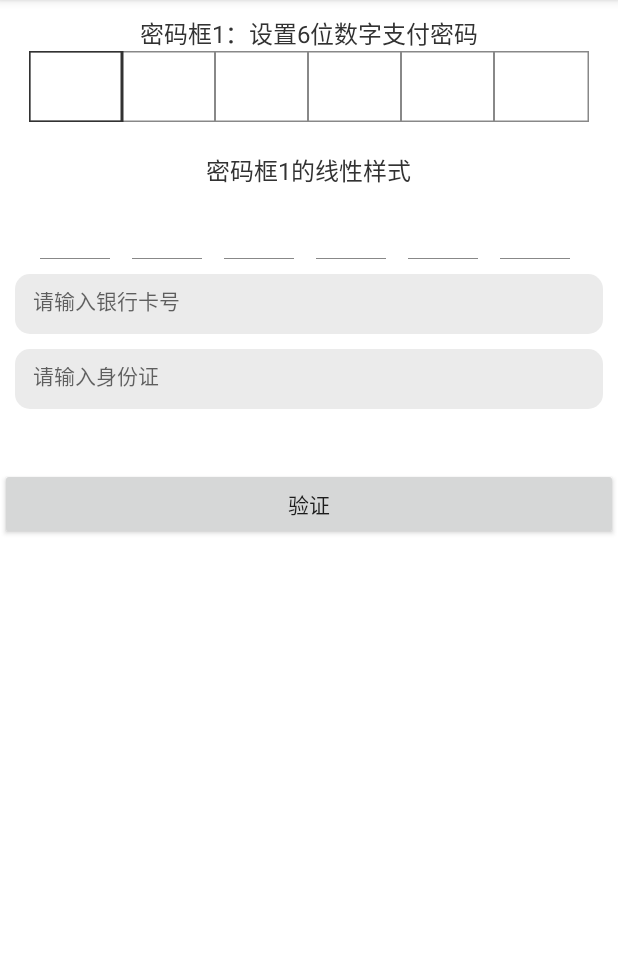
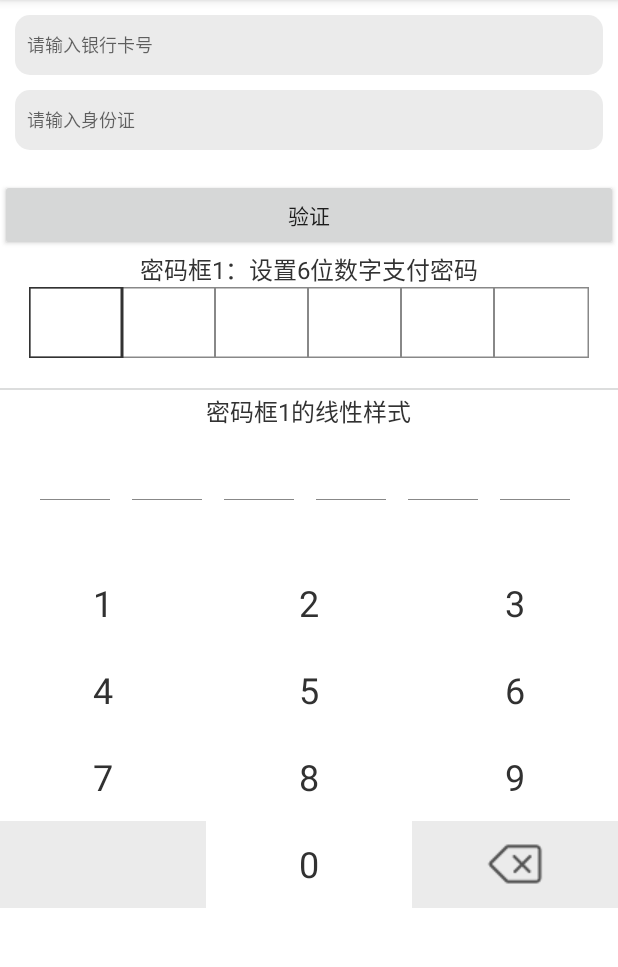
Before and after one commit to ChrisLeeLcx/CpLibrary, an Android app: the EditTextActivity screen opened directly, with no data from a screen before it, on a phone screen of 412 x 824 dp, the part 84-1051 px from its top. Run offline under Robolectric (Android 15) with nearby library versions, the phone set to English and light mode, and no system bars; our stand-ins replace ButterKnife, FlexboxLayout.

Commit message:
EditText总结（自定义键盘）

```diff
--- a/app/src/main/java/com/lee/cplibrary/ui/activity/EditTextActivity.java
+++ b/app/src/main/java/com/lee/cplibrary/ui/activity/EditTextActivity.java
@@ -3,6 +3,7 @@ package com.lee.cplibrary.ui.activity;
 import android.os.Bundle;
 import android.text.Editable;
 import android.text.TextWatcher;
+import android.util.Log;
 import android.view.View;
 import android.widget.EditText;
 import android.widget.TextView;
@@ -15,15 +16,17 @@ import cn.lee.cplibrary.util.IdcardValidator;
 import cn.lee.cplibrary.util.LogUtil;
 import cn.lee.cplibrary.util.ObjectUtils;
 import cn.lee.cplibrary.util.SystemUtil;
+import cn.lee.cplibrary.util.ViewUtil;
 import cn.lee.cplibrary.widget.edittext.PayPsdInputView;
 import cn.lee.cplibrary.widget.edittext.bankcard.BankCardTextWatcher;
 import cn.lee.cplibrary.widget.edittext.bankcard.BankInfoBean;
+import cn.lee.cplibrary.widget.keyboardview.PwdKeyboardView;
 
 
 public class EditTextActivity extends SwipeBackActivity {
 
     private EditText etBankCardNum, etIdcardno;
-    private PayPsdInputView etSetPsd;
+    private PayPsdInputView etSetPsd, etSetPsd1;
     private TextView tvNo;
 
     @Override
@@ -43,6 +46,7 @@ public class EditTextActivity extends SwipeBackActivity {
         etBankCardNum = (EditText) findViewById(R.id.et_bank_card_num);
         etIdcardno = (EditText) findViewById(R.id.et_idcardno);
         etSetPsd = (PayPsdInputView) findViewById(R.id.et_setPsd);
+        etSetPsd1 = (PayPsdInputView) findViewById(R.id.et_setPsd1);
         tvNo = (TextView) findViewById(R.id.tv_no);
         BankCardTextWatcher.bind(etBankCardNum);//实现每4个卡号空一格
         etBankCardNum.addTextChangedListener(new TextWatcher() {
@@ -67,6 +71,31 @@ public class EditTextActivity extends SwipeBackActivity {
                 check();
             }
         });
+
+        PwdKeyboardView keyboardView = (PwdKeyboardView) findViewById(R.id.key_board);
+        keyboardView.setOnKeyListener(new PwdKeyboardView.OnKeyListener() {
+            @Override
+            public void onInput(String text) {
+                LogUtil.i("", "", "onInput: text = " + text);
+                etSetPsd1.append(text);
+                String content = etSetPsd1.getText().toString();
+                LogUtil.i("", "", "onInput: content = " + content);
+
+            }
+
+            @Override
+            public void onDelete() {
+                LogUtil.i("", "", "onDelete:  " );
+                String content = etSetPsd1.getText().toString();
+                if (content.length() > 0) {
+                    etSetPsd1.setText(content.substring(0, content.length() - 1));
+                }
+
+
+            }
+        });
+
+        ViewUtil.setEditTextEditState(false,etSetPsd1);//设置不可线性密码框 不可编辑，则不能弹出系统键盘
     }
 
     private void initPsdInputView() {
@@ -90,10 +119,24 @@ public class EditTextActivity extends SwipeBackActivity {
                 SystemUtil.closeKeyboard(getSelfActivity());
             }
         });
+        etSetPsd1.setComparePassword(new PayPsdInputView.onPasswordListener() {
+            @Override
+            public void onDifference(String oldPsd, String newPsd) {
+            }
+
+            @Override
+            public void onEqual(String psd) {
+            }
+
+            @Override
+            public void inputFinished(String inputPsd) {
+                toast("完成：" + inputPsd);
+            }
+        });
     }
 
     /**
-     * 检验银行卡号是否正确
+     * 检验银行卡号、身份证是否正确
      *
      * @return
      */
--- /dev/null
+++ b/app/src/main/res/drawable/selector_key_board.xml
@@ -0,0 +1,5 @@
+<?xml version="1.0" encoding="utf-8"?>
+<selector xmlns:android="http://schemas.android.com/apk/res/android">
+    <item android:drawable="@color/bg_fa" android:state_pressed="true" />
+    <item android:drawable="@android:color/white" android:state_pressed="false" />
+</selector>
--- a/app/src/main/res/layout/activity_edit_text.xml
+++ b/app/src/main/res/layout/activity_edit_text.xml
@@ -7,11 +7,51 @@
     android:gravity="center_horizontal"
     android:orientation="vertical">
 
+    <cn.lee.cplibrary.widget.edittext.ClearEditText
+        android:id="@+id/et_bank_card_num"
+        android:layout_width="match_parent"
+        android:layout_height="40dp"
+        android:layout_margin="10dp"
+        android:background="@drawable/cp_photo_bg10_normal"
+        android:drawableRight="@drawable/zhuce_btn_delete"
+        android:hint="请输入银行卡号"
+        android:inputType="number"
+        android:maxLength="26"
+        android:padding="8dp"
+        android:singleLine="true"
+        android:textSize="12sp" />
+
+    <cn.lee.cplibrary.widget.edittext.ClearEditText
+        android:id="@+id/et_idcardno"
+        android:layout_width="match_parent"
+        android:layout_height="40dp"
+        android:layout_marginLeft="10dp"
+        android:layout_marginRight="10dp"
+        android:background="@drawable/cp_photo_bg10_normal"
+        android:drawableRight="@drawable/zhuce_btn_delete"
+        android:hint="请输入身份证"
+        android:maxLength="26"
+        android:padding="8dp"
+        android:singleLine="true"
+        android:textSize="12sp" />
+
+    <TextView
+        android:id="@+id/tv_no"
+        android:layout_width="match_parent"
+        android:layout_height="wrap_content"
+        android:layout_marginLeft="10dp"
+        android:layout_marginRight="10dp"
+        android:text="" />
+
+    <Button
+        android:id="@+id/btn_sure"
+        android:layout_width="match_parent"
+        android:layout_height="wrap_content"
+        android:text="验证" />
 
     <TextView
         android:layout_width="wrap_content"
         android:layout_height="wrap_content"
-        android:layout_marginTop="10dp"
         android:text="密码框1：设置6位数字支付密码"
         android:textColor="@color/font_32"
         android:textSize="16sp" />
@@ -27,17 +67,20 @@
         app:cp_focusedColor="@color/font_32"
         app:cp_maxCount="6"
         app:cp_psdType="weChat"
-        app:cp_radius="6dp" />
+        app:cp_radius="6dp"
+        android:layout_marginBottom="20dp"/>
 
+    <include layout="@layout/include_line"/>
     <TextView
         android:layout_width="wrap_content"
         android:layout_height="wrap_content"
-        android:layout_marginTop="20dp"
+        android:layout_marginTop="2dp"
         android:text="密码框1的线性样式"
         android:textColor="@color/font_32"
         android:textSize="16sp" />
 
     <cn.lee.cplibrary.widget.edittext.PayPsdInputView
+        android:id="@+id/et_setPsd1"
         android:layout_width="match_parent"
         android:layout_height="47dp"
         android:layout_marginLeft="19dp"
@@ -48,45 +91,20 @@
         app:cp_maxCount="6"
         app:cp_psdType="bottomLine"
         app:cp_radius="6dp" />
-
-    <cn.lee.cplibrary.widget.edittext.ClearEditText
-        android:id="@+id/et_bank_card_num"
-        android:layout_width="match_parent"
-        android:layout_height="40dp"
-        android:layout_margin="10dp"
-        android:background="@drawable/cp_photo_bg10_normal"
-        android:drawableRight="@drawable/zhuce_btn_delete"
-        android:hint="请输入银行卡号"
-        android:inputType="number"
-        android:maxLength="26"
-        android:padding="12dp"
-        android:singleLine="true"
-        android:textSize="14sp" />
-
-    <cn.lee.cplibrary.widget.edittext.ClearEditText
-        android:id="@+id/et_idcardno"
-        android:layout_width="match_parent"
-        android:layout_height="40dp"
-        android:layout_marginLeft="10dp"
-        android:layout_marginRight="10dp"
-        android:background="@drawable/cp_photo_bg10_normal"
-        android:drawableRight="@drawable/zhuce_btn_delete"
-        android:hint="请输入身份证"
-        android:maxLength="26"
-        android:padding="12dp"
-        android:singleLine="true"
-        android:textSize="14sp" />
-    <TextView
-        android:id="@+id/tv_no"
+    <!-- android:keyBackground="@drawable/selector_key_board" 设置按键的背景选择器 -->
+    <!-- shadowRadius = 0 ,防止按键数字显示模糊 -->
+    <!--PwdKeyboardView的高只能在cp_key_password_number.xml中设置keyHeight参数-->
+    <!-- android:background="#dcdddd" 其实改变的是PwdKeyboardView分割线的颜色-->
+    <cn.lee.cplibrary.widget.keyboardview.PwdKeyboardView
+        android:id="@+id/key_board"
         android:layout_width="match_parent"
         android:layout_height="wrap_content"
-        android:layout_margin="10dp"
-        android:text="" />
-
-    <Button
-        android:id="@+id/btn_sure"
-        android:layout_width="match_parent"
-        android:layout_height="wrap_content"
-        android:text="验证" />
-
+        android:layout_marginTop="40dp"
+        android:background="#dcdddd"
+        android:keepScreenOn="true"
+        android:keyBackground="@drawable/selector_key_board"
+        android:keyTextColor="#313131"
+        android:keyTextSize="24sp"
+        android:shadowRadius="0"
+        android:layout_gravity="bottom"/>
 </LinearLayout>
--- a/cplibrary/src/main/java/cn/lee/cplibrary/widget/keyboardview/PwdKeyboardView.java
+++ b/cplibrary/src/main/java/cn/lee/cplibrary/widget/keyboardview/PwdKeyboardView.java
@@ -39,7 +39,7 @@ public class PwdKeyboardView extends KeyboardView implements KeyboardView.OnKeyb
 
     private static final int KEY_EMPTY = -10;
 
-    private int delKeyBackgroundColor = 0xffcccccc;
+    private int delKeyBackgroundColor = 0xffebebeb;
 
     private Rect keyIconRect;
 
--- a/cplibrary/src/main/res/xml/cp_key_password_number.xml
+++ b/cplibrary/src/main/res/xml/cp_key_password_number.xml
@@ -1,9 +1,9 @@
 <?xml version="1.0" encoding="utf-8"?>
 <Keyboard xmlns:android="http://schemas.android.com/apk/res/android"
-    android:horizontalGap="1dp"
-    android:keyHeight="9%p"
+    android:horizontalGap="0.5dp"
+    android:keyHeight="7%p"
     android:keyWidth="33.3333%p"
-    android:verticalGap="1dp">
+    android:verticalGap="0.5dp">
 
     <Row>
         <Key
```
Also changed, not shown: 6 other files.
